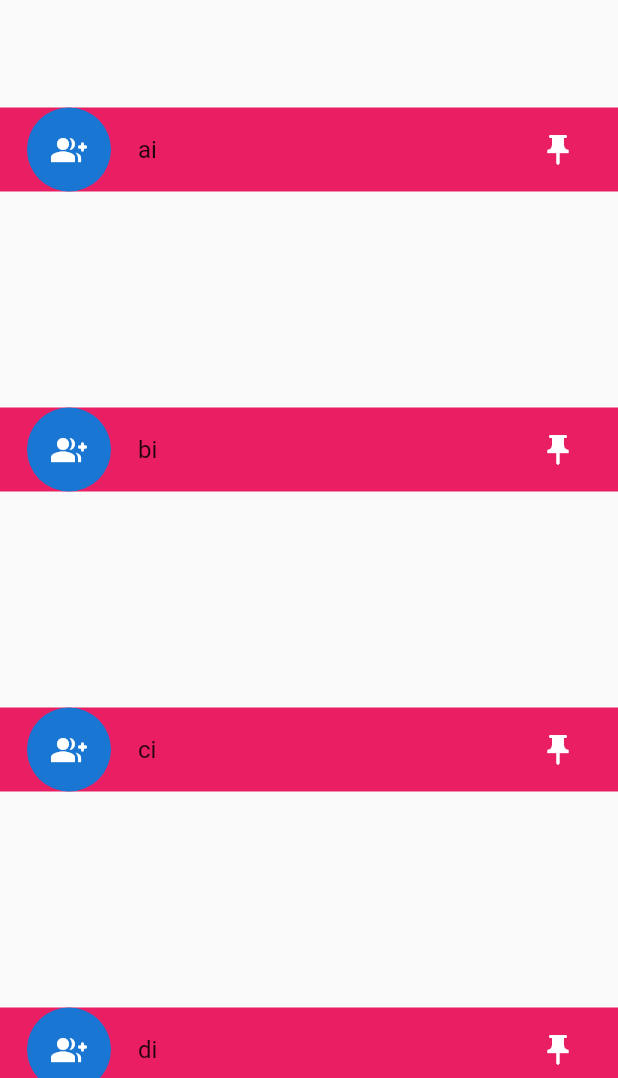
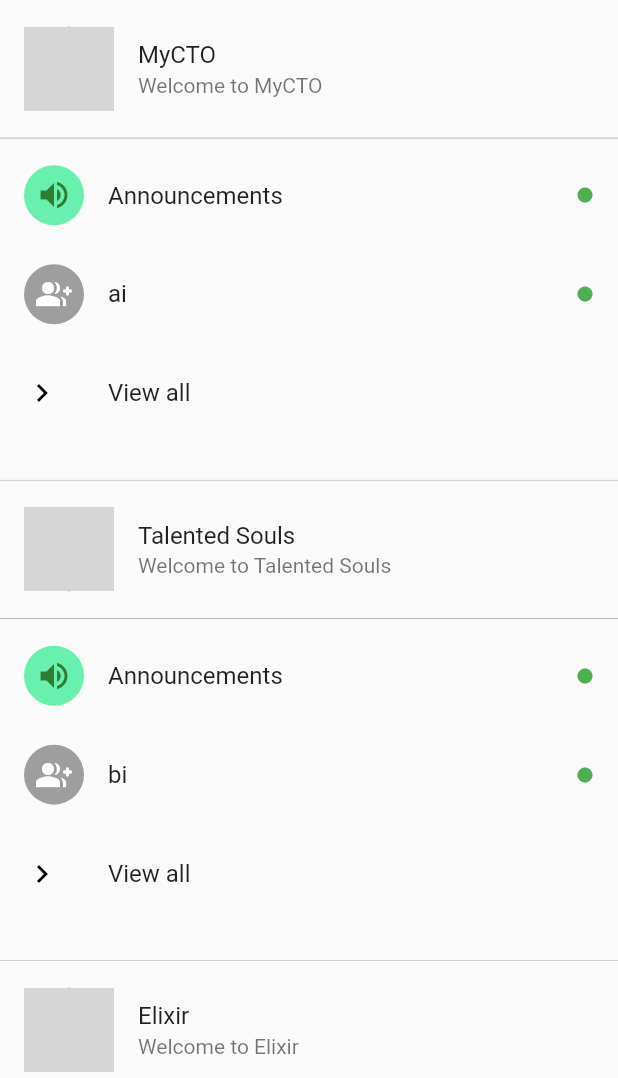
Before and after one commit to vishesh0306/learn_APP, a Flutter app: the screen it shows after launch, on a phone screen of 412 x 824 dp, the part 158-1236 px from its top. Run offline on Flutter 3.47's test engine with Material 2 defaults, Android fonts, the phone set to English and light mode, and no system bars; grey boxes are pictures that could not be loaded.

Commit message:
community.dart UI edited

```diff
--- a/lib/Screens/chats.dart
+++ b/lib/Screens/chats.dart
@@ -9,9 +9,9 @@ class _ChatPageState extends State<ChatPage> {
   late String newName = '';
   late String newMessage = '';
 
-  final List<String> headings = <String>['My Talented Souls', 'MyCTO', 'C'];
-  final List<String> text = <String>['A', 'MyCTO', 'C'];
-  final List<String> images = <String>['lib/images/dudejaJI.png', 'lib/images/dudejaJI.png', 'lib/images/dudejaJI.png'];
+  final List<String> headings = <String>['My Talented Souls', 'MyCTO', 'Elixir'];
+  final List<String> text = <String>['for talented people', 'MyCTO', 'elixir-the-tech-community'];
+  final List<String> images = <String>["cto.png","talented_souls.png","elixir.png"];
 
   @override
   Widget build(BuildContext context) {
@@ -21,8 +21,9 @@ class _ChatPageState extends State<ChatPage> {
         child: ListView.builder(
             itemCount: headings.length,
             itemBuilder: (BuildContext context, int index) {
-              return messageTile(images: images, headings: headings, text: text,index: index,);
-
+              return
+                messageTile(images: images, headings: headings, text: text,index: index,);
+                // chatBox("mycto", "hey", 'lib/images/cto.png');
                 // chatBox(headings[index], text[index], images[index]);
 
 
--- a/lib/Screens/community.dart
+++ b/lib/Screens/community.dart
@@ -2,8 +2,6 @@ import 'package:flutter/cupertino.dart';
 import 'package:flutter/material.dart';
 
 class communityPage extends StatefulWidget {
-  const communityPage({Key? key}) : super(key: key);
-
   @override
   State<communityPage> createState() => _communityPageState();
 }
@@ -11,40 +9,80 @@ class communityPage extends StatefulWidget {
 class _communityPageState extends State<communityPage> {
 
   final List<String> listtt = ["ai","bi","ci","di","ei"];
+  final List<String> communityName = ["MyCTO","Talented Souls","Elixir"];
+  final List<String> communityImage = ["cto.png","talented_souls.png","elixir.png"];
 
   @override
   Widget build(BuildContext context) {
     return Scaffold(
-      body: Center(
-        child:
-            ListView.builder(
-              itemCount: listtt.length,
+      body: ListView.builder(
+                    itemCount: communityName.length,
                       itemBuilder: (BuildContext context,int index){
-                  return Container(height: 200,
-                    child: Center(
-                      child: ListTile(tileColor: Colors.pink,
+                        return Column(
+                          children: [
+                            Container(height: 0.3,color: Colors.grey,),
+                            Container(height: 300,
+                              child: Column(mainAxisAlignment: MainAxisAlignment.spaceEvenly,
+                                children: [
+                                  ListTile(
                                     leading: CircleAvatar(
                                       radius: 30,
+                                      foregroundImage: AssetImage('lib/images/${communityImage[index]}'),
+                                    ),
+                                    title: Text(communityName[index%3]),
+                                    subtitle: Text("Welcome to ${communityName[index%3]}"),
+
+                                   iconColor: Colors.white,
+                                    // onTap: (){},
+
+                                  ),
+                                  Container(height: 0.5,color: Colors.grey,),
+                                  ListTile(
+                                    // tileColor: Colors.pink,
+                                    leading: CircleAvatar(backgroundColor: Colors.greenAccent,foregroundColor: Colors.green[800],
+                                      radius: 20,
+                                      child: Icon(Icons.volume_up_sharp),
+                                    ),
+                                    title: Text("Announcements"),
+                                    // subtitle: Text(text[index]),
+                                    trailing: Icon(Icons.circle,size: 12,color: Colors.green,),
+
+
+                                  ),
+                                  ListTile(
+                                    // tileColor: Colors.pink,
+                                    leading: CircleAvatar(backgroundColor: Colors.grey,foregroundColor: Colors.white,
+                                      radius: 20,
                                       child: Icon(Icons.group_add_rounded),
                                     ),
                                     title: Text(listtt[index]),
                                     // subtitle: Text(text[index]),
-                        trailing: IconButton(
-                          icon: Icon(Icons.push_pin),
-                          onPressed: () {setState(() {
-                            print("namaste");
-                          });
-                          },
+                                    trailing: Icon(Icons.circle,size: 12,color: Colors.green,),
+
+                                    // onTap: (){},
+
                                   ),
+                                  ListTile(
+                                    // tileColor: Colors.pink,
+                                    leading:  Icon(Icons.chevron_right,color: Colors.black,),
+
+                                    title: Text("View all"),
+                                    // subtitle: Text(text[index]),
+
                                     iconColor: Colors.white,
                                     // onTap: (){},
 
                                   ),
+                                ],
                               ),
+                            ),
+                            SizedBox(height: 20,),
+
+                          ],
                         );
     }
           ),
-        ),
+
 
     );
   }
--- a/lib/constants.dart
+++ b/lib/constants.dart
@@ -37,22 +37,10 @@ final appbar = AppBar(
     indicatorColor: Colors.white,
     indicatorWeight: 3,
     tabs: [
-      Tab(
-        icon: Icon(Icons.groups),
-        // text: "Home",
-      ),
-      Tab(
-        // icon: Icon(Icons.star),
-        text: "Chats",
-      ),
-      Tab(
-        // icon: Icon(Icons.face),
-        text: "Status",
-      ),
-      Tab(
-        // icon: Icon(Icons.settings),
-        text: "Calls",
-      ),
+      Tab(icon: Icon(Icons.groups),),
+      Tab(text: "Chats",),
+      Tab(text: "Status",),
+      Tab(text: "Calls",),
     ],
   ),
 );
@@ -83,22 +71,10 @@ final nestedScrollView = NestedScrollView(
             indicatorColor: Colors.white,
             indicatorWeight: 3,
             tabs: [
-              Tab(
-                icon: Icon(Icons.groups),
-                // text: "Home",
-              ),
-              Tab(
-                // icon: Icon(Icons.star),
-                text: "Chats",
-              ),
-              Tab(
-                // icon: Icon(Icons.face),
-                text: "Status",
-              ),
-              Tab(
-                // icon: Icon(Icons.settings),
-                text: "Calls",
-              ),
+              Tab(icon: Icon(Icons.groups),),
+              Tab(text: "Chats",),
+              Tab(text: "Status",),
+              Tab(text: "Calls",),
             ],
           ),
         ),
```
Also changed, not shown: lib/models/chatbox.dart (+52 -49 lines). Lines whose indentation alone changed are shown as unchanged.
